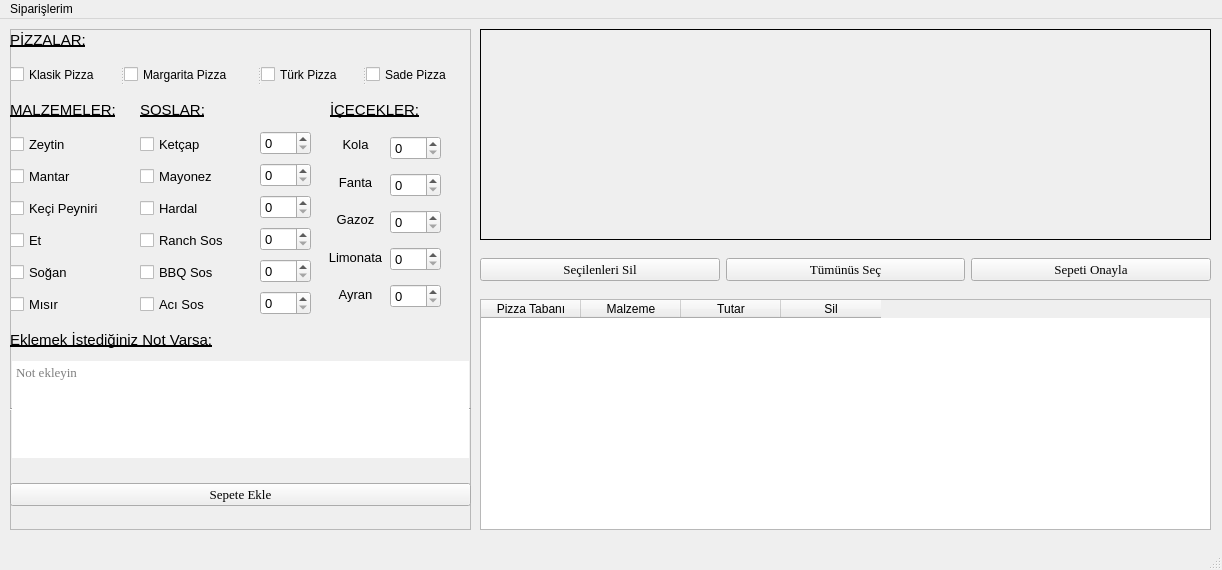
the-atasoy/Global_AI_HUB_Pizza_Order_System, file untitled.ui: the form before one commit.
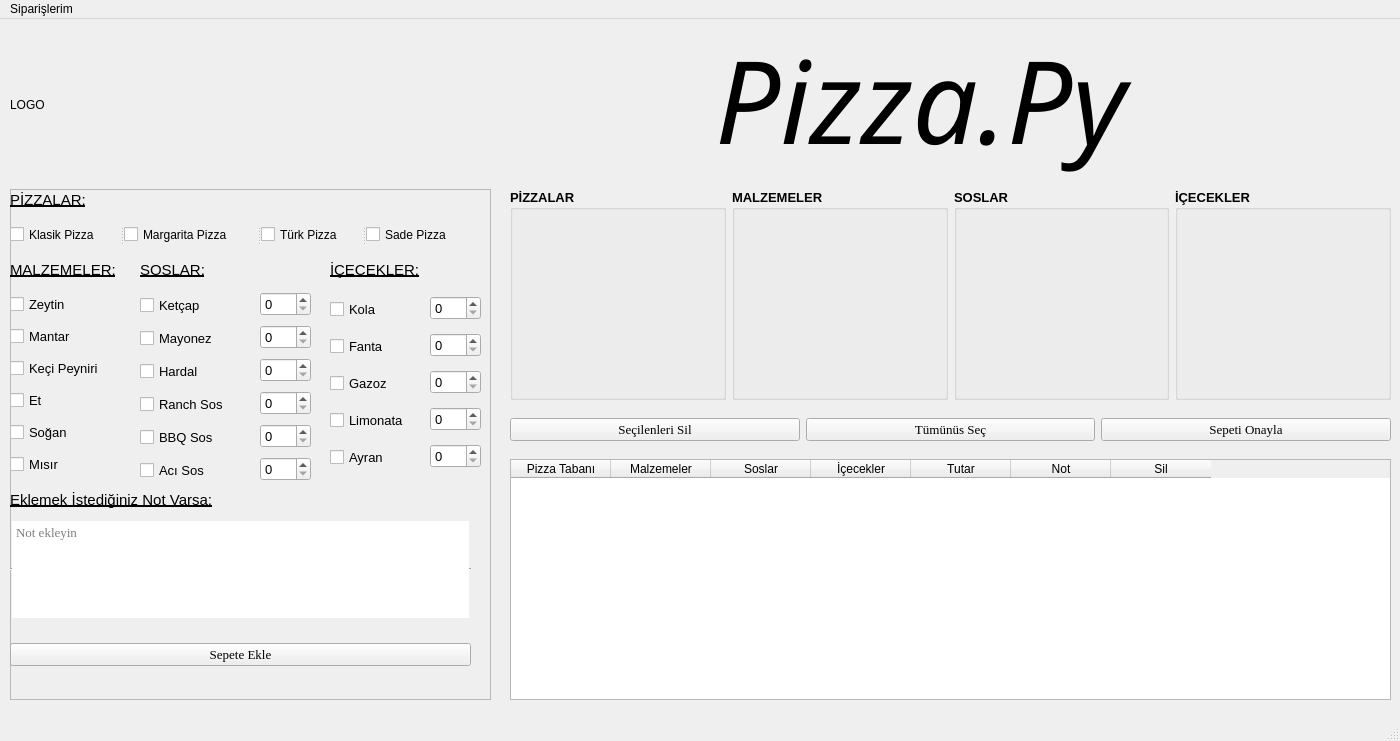
The form after the commit.

```diff
--- a/untitled.ui
+++ b/untitled.ui
@@ -6,69 +6,21 @@
    <rect>
     <x>0</x>
     <y>0</y>
-    <width>1222</width>
-    <height>570</height>
+    <width>1400</width>
+    <height>741</height>
    </rect>
   </property>
   <property name="windowTitle">
    <string>MainWindow</string>
   </property>
   <widget class="QWidget" name="centralwidget">
-   <widget class="QTableWidget" name="sepet_table">
-    <property name="geometry">
-     <rect>
-      <x>480</x>
-      <y>280</y>
-      <width>731</width>
-      <height>231</height>
-     </rect>
-    </property>
-    <property name="frameShape">
-     <enum>QFrame::StyledPanel</enum>
-    </property>
-    <property name="sizeAdjustPolicy">
-     <enum>QAbstractScrollArea::AdjustToContents</enum>
-    </property>
-    <property name="editTriggers">
-     <set>QAbstractItemView::AnyKeyPressed|QAbstractItemView::DoubleClicked</set>
-    </property>
-    <property name="showGrid">
-     <bool>false</bool>
-    </property>
-    <property name="wordWrap">
-     <bool>false</bool>
-    </property>
-    <property name="columnCount">
-     <number>4</number>
-    </property>
-    <column>
-     <property name="text">
-      <string>Pizza Tabanı</string>
-     </property>
-    </column>
-    <column>
-     <property name="text">
-      <string>Malzeme</string>
-     </property>
-    </column>
-    <column>
-     <property name="text">
-      <string>Tutar</string>
-     </property>
-    </column>
-    <column>
-     <property name="text">
-      <string>Sil</string>
-     </property>
-    </column>
-   </widget>
    <widget class="QFrame" name="frame">
     <property name="geometry">
      <rect>
       <x>10</x>
-      <y>10</y>
-      <width>461</width>
-      <height>501</height>
+      <y>170</y>
+      <width>481</width>
+      <height>511</height>
      </rect>
     </property>
     <property name="frameShape">
@@ -140,7 +92,7 @@
        <x>130</x>
        <y>100</y>
        <width>121</width>
-       <height>191</height>
+       <height>201</height>
       </rect>
      </property>
      <layout class="QVBoxLayout" name="verticalLayout_2">
@@ -342,7 +294,7 @@
       <rect>
        <x>0</x>
        <y>100</y>
-       <width>111</width>
+       <width>114</width>
        <height>191</height>
       </rect>
      </property>
@@ -449,94 +401,7 @@
     <widget class="QWidget" name="layoutWidget">
      <property name="geometry">
       <rect>
-       <x>310</x>
-       <y>100</y>
-       <width>71</width>
-       <height>181</height>
-      </rect>
-     </property>
-     <layout class="QVBoxLayout" name="verticalLayout_3">
-      <item>
-       <widget class="QLabel" name="label">
-        <property name="font">
-         <font>
-          <pointsize>10</pointsize>
-         </font>
-        </property>
-        <property name="text">
-         <string>Kola</string>
-        </property>
-        <property name="alignment">
-         <set>Qt::AlignCenter</set>
-        </property>
-       </widget>
-      </item>
-      <item>
-       <widget class="QLabel" name="label_2">
-        <property name="font">
-         <font>
-          <pointsize>10</pointsize>
-         </font>
-        </property>
-        <property name="text">
-         <string>Fanta</string>
-        </property>
-        <property name="alignment">
-         <set>Qt::AlignCenter</set>
-        </property>
-       </widget>
-      </item>
-      <item>
-       <widget class="QLabel" name="label_3">
-        <property name="font">
-         <font>
-          <pointsize>10</pointsize>
-         </font>
-        </property>
-        <property name="text">
-         <string>Gazoz</string>
-        </property>
-        <property name="alignment">
-         <set>Qt::AlignCenter</set>
-        </property>
-       </widget>
-      </item>
-      <item>
-       <widget class="QLabel" name="label_4">
-        <property name="font">
-         <font>
-          <pointsize>10</pointsize>
-         </font>
-        </property>
-        <property name="text">
-         <string>Limonata</string>
-        </property>
-        <property name="alignment">
-         <set>Qt::AlignCenter</set>
-        </property>
-       </widget>
-      </item>
-      <item>
-       <widget class="QLabel" name="label_5">
-        <property name="font">
-         <font>
-          <pointsize>10</pointsize>
-         </font>
-        </property>
-        <property name="text">
-         <string>Ayran</string>
-        </property>
-        <property name="alignment">
-         <set>Qt::AlignCenter</set>
-        </property>
-       </widget>
-      </item>
-     </layout>
-    </widget>
-    <widget class="QWidget" name="layoutWidget">
-     <property name="geometry">
-      <rect>
-       <x>380</x>
+       <x>420</x>
        <y>100</y>
        <width>51</width>
        <height>191</height>
@@ -596,7 +461,7 @@
        <x>250</x>
        <y>100</y>
        <width>51</width>
-       <height>191</height>
+       <height>199</height>
       </rect>
      </property>
      <layout class="QVBoxLayout" name="verticalLayout_7">
@@ -656,13 +521,85 @@
       </item>
      </layout>
     </widget>
+    <widget class="QWidget" name="layoutWidget_3">
+     <property name="geometry">
+      <rect>
+       <x>320</x>
+       <y>100</y>
+       <width>101</width>
+       <height>191</height>
+      </rect>
+     </property>
+     <layout class="QVBoxLayout" name="verticalLayout_5">
+      <item>
+       <widget class="QCheckBox" name="kola_check">
+        <property name="font">
+         <font>
+          <pointsize>10</pointsize>
+         </font>
+        </property>
+        <property name="text">
+         <string>Kola</string>
+        </property>
+       </widget>
+      </item>
+      <item>
+       <widget class="QCheckBox" name="fanta_check">
+        <property name="font">
+         <font>
+          <pointsize>10</pointsize>
+         </font>
+        </property>
+        <property name="text">
+         <string>Fanta</string>
+        </property>
+       </widget>
+      </item>
+      <item>
+       <widget class="QCheckBox" name="gazoz_check">
+        <property name="font">
+         <font>
+          <pointsize>10</pointsize>
+         </font>
+        </property>
+        <property name="text">
+         <string>Gazoz</string>
+        </property>
+       </widget>
+      </item>
+      <item>
+       <widget class="QCheckBox" name="limonata_check">
+        <property name="font">
+         <font>
+          <pointsize>10</pointsize>
+         </font>
+        </property>
+        <property name="text">
+         <string>Limonata</string>
+        </property>
+       </widget>
+      </item>
+      <item>
+       <widget class="QCheckBox" name="ayran_check">
+        <property name="font">
+         <font>
+          <pointsize>10</pointsize>
+         </font>
+        </property>
+        <property name="text">
+         <string>Ayran</string>
+        </property>
+       </widget>
+      </item>
+     </layout>
+    </widget>
    </widget>
    <widget class="QWidget" name="layoutWidget">
     <property name="geometry">
      <rect>
-      <x>480</x>
-      <y>230</y>
-      <width>731</width>
+      <x>510</x>
+      <y>390</y>
+      <width>881</width>
       <height>41</height>
      </rect>
     </property>
@@ -708,21 +645,229 @@
      </item>
     </layout>
    </widget>
-   <widget class="QLabel" name="label_6">
+   <widget class="QTableWidget" name="sepet_table">
     <property name="geometry">
      <rect>
-      <x>480</x>
+      <x>510</x>
+      <y>440</y>
+      <width>881</width>
+      <height>241</height>
+     </rect>
+    </property>
+    <property name="frameShape">
+     <enum>QFrame::StyledPanel</enum>
+    </property>
+    <property name="sizeAdjustPolicy">
+     <enum>QAbstractScrollArea::AdjustToContents</enum>
+    </property>
+    <property name="editTriggers">
+     <set>QAbstractItemView::AnyKeyPressed|QAbstractItemView::DoubleClicked</set>
+    </property>
+    <property name="showGrid">
+     <bool>false</bool>
+    </property>
+    <property name="wordWrap">
+     <bool>false</bool>
+    </property>
+    <property name="columnCount">
+     <number>7</number>
+    </property>
+    <column>
+     <property name="text">
+      <string>Pizza Tabanı</string>
+     </property>
+    </column>
+    <column>
+     <property name="text">
+      <string>Malzemeler</string>
+     </property>
+    </column>
+    <column>
+     <property name="text">
+      <string>Soslar</string>
+     </property>
+    </column>
+    <column>
+     <property name="text">
+      <string>İçecekler</string>
+     </property>
+    </column>
+    <column>
+     <property name="text">
+      <string>Tutar</string>
+     </property>
+    </column>
+    <column>
+     <property name="text">
+      <string>Not</string>
+     </property>
+    </column>
+    <column>
+     <property name="text">
+      <string>Sil</string>
+     </property>
+    </column>
+   </widget>
+   <widget class="QLabel" name="label">
+    <property name="geometry">
+     <rect>
+      <x>10</x>
       <y>10</y>
-      <width>731</width>
+      <width>461</width>
+      <height>151</height>
+     </rect>
+    </property>
+    <property name="text">
+     <string>LOGO </string>
+    </property>
+   </widget>
+   <widget class="QLabel" name="label_2">
+    <property name="geometry">
+     <rect>
+      <x>480</x>
+      <y>0</y>
+      <width>911</width>
+      <height>161</height>
+     </rect>
+    </property>
+    <property name="font">
+     <font>
+      <family>Monotype Corsiva</family>
+      <pointsize>86</pointsize>
+      <weight>50</weight>
+      <italic>true</italic>
+      <bold>false</bold>
+     </font>
+    </property>
+    <property name="text">
+     <string>Pizza.Py </string>
+    </property>
+    <property name="alignment">
+     <set>Qt::AlignCenter</set>
+    </property>
+   </widget>
+   <widget class="QWidget" name="layoutWidget">
+    <property name="geometry">
+     <rect>
+      <x>510</x>
+      <y>170</y>
+      <width>881</width>
       <height>211</height>
      </rect>
     </property>
-    <property name="frameShape">
-     <enum>QFrame::Box</enum>
-    </property>
-    <property name="text">
-     <string/>
-    </property>
+    <layout class="QHBoxLayout" name="horizontalLayout_3">
+     <item>
+      <widget class="QGroupBox" name="groupBox">
+       <property name="font">
+        <font>
+         <pointsize>10</pointsize>
+         <weight>75</weight>
+         <bold>true</bold>
+        </font>
+       </property>
+       <property name="title">
+        <string>PİZZALAR</string>
+       </property>
+       <widget class="QLabel" name="pizza_menu">
+        <property name="geometry">
+         <rect>
+          <x>0</x>
+          <y>20</y>
+          <width>211</width>
+          <height>191</height>
+         </rect>
+        </property>
+        <property name="text">
+         <string/>
+        </property>
+       </widget>
+      </widget>
+     </item>
+     <item>
+      <widget class="QGroupBox" name="groupBox_2">
+       <property name="font">
+        <font>
+         <pointsize>10</pointsize>
+         <weight>75</weight>
+         <bold>true</bold>
+         <underline>false</underline>
+        </font>
+       </property>
+       <property name="title">
+        <string>MALZEMELER</string>
+       </property>
+       <widget class="QLabel" name="ingredient_menu">
+        <property name="geometry">
+         <rect>
+          <x>0</x>
+          <y>20</y>
+          <width>211</width>
+          <height>191</height>
+         </rect>
+        </property>
+        <property name="text">
+         <string/>
+        </property>
+       </widget>
+      </widget>
+     </item>
+     <item>
+      <widget class="QGroupBox" name="groupBox_3">
+       <property name="font">
+        <font>
+         <pointsize>10</pointsize>
+         <weight>75</weight>
+         <bold>true</bold>
+         <underline>false</underline>
+        </font>
+       </property>
+       <property name="title">
+        <string>SOSLAR</string>
+       </property>
+       <widget class="QLabel" name="sauce_menu">
+        <property name="geometry">
+         <rect>
+          <x>0</x>
+          <y>20</y>
+          <width>191</width>
+          <height>191</height>
+         </rect>
+        </property>
+        <property name="text">
+         <string/>
+        </property>
+       </widget>
+      </widget>
+     </item>
+     <item>
+      <widget class="QGroupBox" name="groupBox_4">
+       <property name="font">
+        <font>
+         <pointsize>10</pointsize>
+         <weight>75</weight>
+         <bold>true</bold>
+         <underline>false</underline>
+        </font>
+       </property>
+       <property name="title">
+        <string>İÇECEKLER</string>
+       </property>
+       <widget class="QLabel" name="drink_menu">
+        <property name="geometry">
+         <rect>
+          <x>0</x>
+          <y>20</y>
+          <width>201</width>
+          <height>191</height>
+         </rect>
+        </property>
+        <property name="text">
+         <string/>
+        </property>
+       </widget>
+      </widget>
+     </item>
+    </layout>
    </widget>
   </widget>
   <widget class="QMenuBar" name="menubar">
@@ -730,7 +875,7 @@
     <rect>
      <x>0</x>
      <y>0</y>
-     <width>1222</width>
+     <width>1400</width>
      <height>21</height>
     </rect>
    </property>
```
